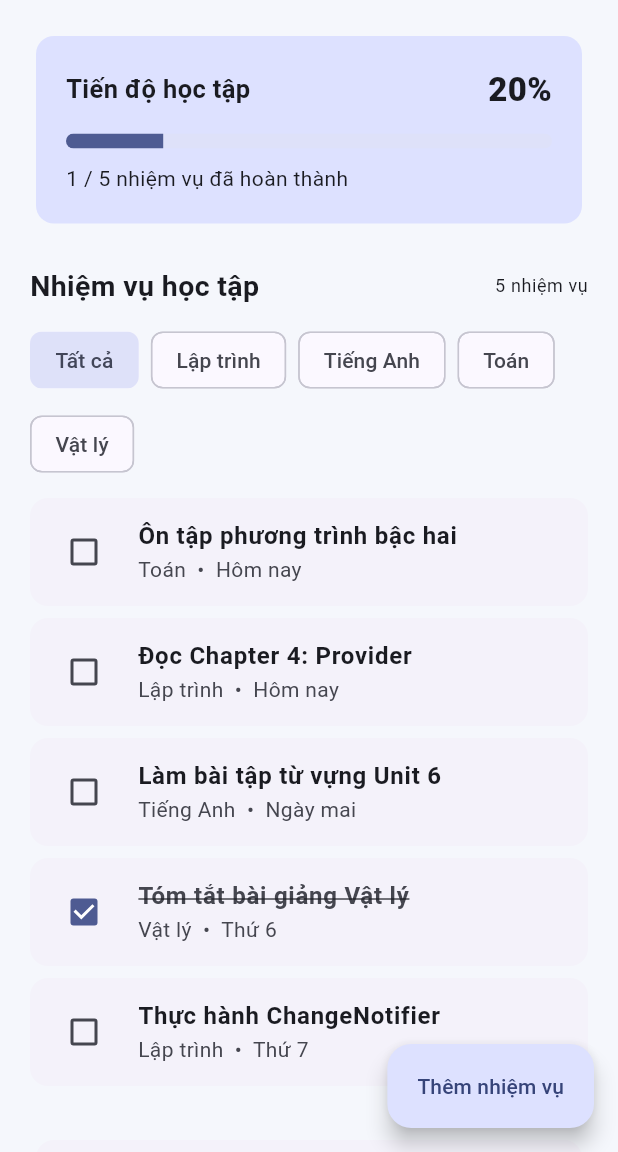
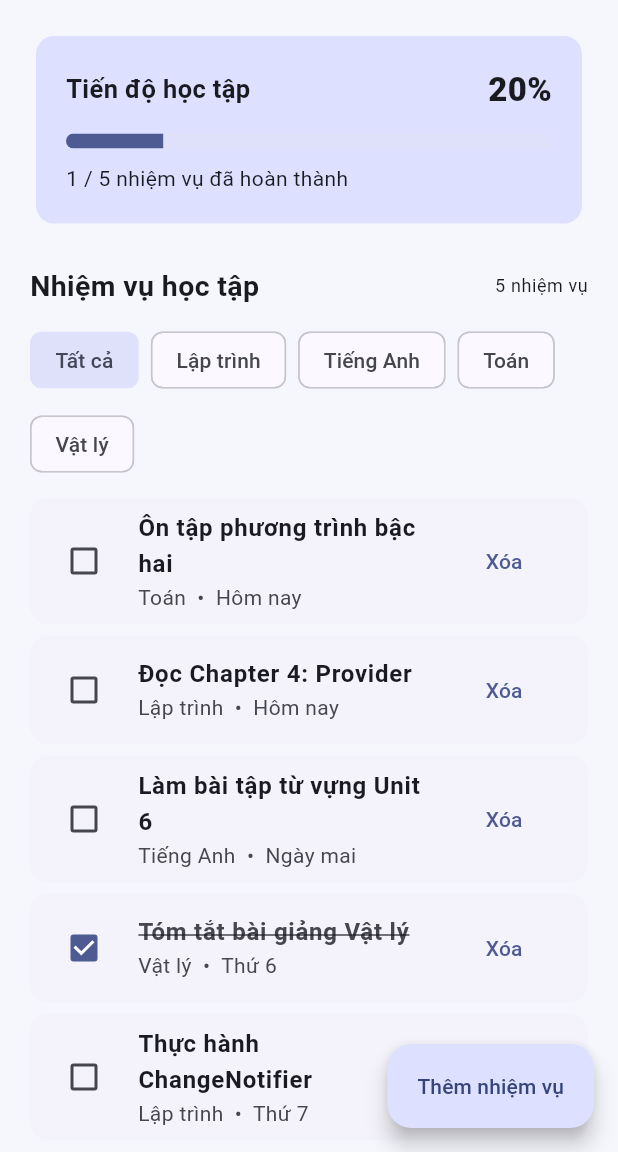
Before and after one commit to hoangnd675/Topic-12-Week-14, a Flutter app: the screen it shows after launch, on a phone screen of 412 x 824 dp, the part 84-1236 px from its top. Run offline on Flutter 3.47's test engine with Material 3 defaults, Android fonts, the phone set to English and light mode, and no system bars.

Commit message:
Remove Provider explanation and add delete and weekday controls

```diff
--- a/lib/presentation/views/study_page.dart
+++ b/lib/presentation/views/study_page.dart
@@ -81,7 +81,6 @@ class StudyPage extends StatelessWidget {
                   (task) => _TaskTile(task: task),
                 ),
               const SizedBox(height: 24),
-              const _ProviderNote(),
             ],
           ),
         ),
@@ -93,12 +92,14 @@ class StudyPage extends StatelessWidget {
     final titleController = TextEditingController();
     final subjectController = TextEditingController(text: 'Lập trình');
     final formKey = GlobalKey<FormState>();
+    String selectedDay = 'Thứ 2';
 
     try {
       await showDialog<void>(
         context: context,
         builder: (dialogContext) {
-          return AlertDialog(
+          return StatefulBuilder(
+            builder: (dialogContext, setDialogState) => AlertDialog(
             title: const Text('Thêm nhiệm vụ học tập'),
             content: Form(
               key: formKey,
@@ -123,6 +124,23 @@ class StudyPage extends StatelessWidget {
                             ? 'Vui lòng nhập môn học'
                             : null,
                   ),
+                  const SizedBox(height: 12),
+                  DropdownButtonFormField<String>(
+                    value: selectedDay,
+                    decoration: const InputDecoration(labelText: 'Thứ'),
+                    items: const [
+                      'Thứ 2', 'Thứ 3', 'Thứ 4', 'Thứ 5',
+                      'Thứ 6', 'Thứ 7', 'Chủ nhật',
+                    ].map((day) => DropdownMenuItem(
+                      value: day,
+                      child: Text(day),
+                    )).toList(),
+                    onChanged: (day) {
+                      if (day != null) {
+                        setDialogState(() => selectedDay = day);
+                      }
+                    },
+                  ),
                 ],
               ),
             ),
@@ -138,12 +156,15 @@ class StudyPage extends StatelessWidget {
                   final added = context.read<StudyViewModel>().addTask(
                         title: titleController.text,
                         subject: subjectController.text,
+                        dueLabel: selectedDay,
                       );
                   if (added) Navigator.pop(dialogContext);
                 },
                 child: const Text('Thêm'),
               ),
             ],
+          );
+            ),
           );
         },
       );
@@ -235,6 +256,10 @@ class _TaskTile extends StatelessWidget {
           ),
         ),
         subtitle: Text('${task.subject}  •  ${task.dueLabel}'),
+        secondary: TextButton(
+          onPressed: () => context.read<StudyViewModel>().deleteTask(task.id),
+          child: const Text('Xóa'),
+        ),
       ),
     );
   }
@@ -255,32 +280,3 @@ class _EmptyState extends StatelessWidget {
     );
   }
 }
-
-class _ProviderNote extends StatelessWidget {
-  const _ProviderNote();
-
-  @override
-  Widget build(BuildContext context) {
-    return const Card(
-      elevation: 0,
-      child: Padding(
-        padding: EdgeInsets.all(16),
-        child: Column(
-          crossAxisAlignment: CrossAxisAlignment.start,
-          children: [
-            Text(
-              'Provider trong demo này',
-              style: TextStyle(fontWeight: FontWeight.bold),
-            ),
-            SizedBox(height: 8),
-            Text('• MultiProvider / ChangeNotifierProvider: đăng ký ViewModel.'),
-            Text('• context.watch: theo dõi state để cập nhật giao diện.'),
-            Text('• context.read: gọi hành động từ ViewModel.'),
-            Text('• Consumer: cập nhật MaterialApp theo ThemeViewModel.'),
-            Text('• Selector: chỉ cập nhật phần tiến độ khi tỷ lệ thay đổi.'),
-          ],
-        ),
-      ),
-    );
-  }
-}
```
